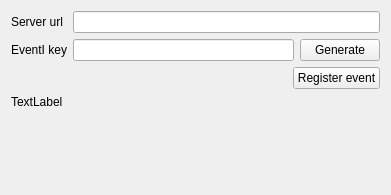
Quick-Event/quickbox, file quickevent/app/quickevent/plugins/Event/src/services/qx/qxclientservicewidget.ui: the form before one commit.
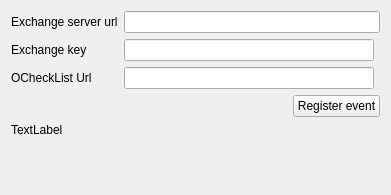
The form after the commit.

What changed in the file:
```diff
--- a/quickevent/app/quickevent/plugins/Event/src/services/qx/qxclientservicewidget.ui
+++ b/quickevent/app/quickevent/plugins/Event/src/services/qx/qxclientservicewidget.ui
@@ -16,10 +16,27 @@
   <layout class="QVBoxLayout" name="verticalLayout">
    <item>
     <layout class="QGridLayout" name="gridLayout">
+     <item row="2" column="0">
+      <widget class="QLabel" name="label_3">
+       <property name="toolTip">
+        <string>Fill this url into HTTP POST synchonization method in O-CheckList</string>
+       </property>
+       <property name="text">
+        <string>OCheckList Url</string>
+       </property>
+      </widget>
+     </item>
+     <item row="2" column="1">
+      <widget class="QLineEdit" name="edOChecklistUrl">
+       <property name="readOnly">
+        <bool>true</bool>
+       </property>
+      </widget>
+     </item>
      <item row="0" column="0">
       <widget class="QLabel" name="label_2">
        <property name="text">
-        <string>Server url</string>
+        <string>Exchange server url</string>
        </property>
       </widget>
      </item>
@@ -27,9 +44,12 @@
       <widget class="QLineEdit" name="edServerUrl"/>
      </item>
      <item row="1" column="0">
-      <widget class="QLabel" name="label_3">
+      <widget class="QLabel" name="label_4">
+       <property name="toolTip">
+        <string>Fill this url into HTTP POST synchonization method in O-CheckList</string>
+       </property>
        <property name="text">
-        <string>EventI key</string>
+        <string>Exchange key</string>
        </property>
       </widget>
      </item>
@@ -40,13 +60,6 @@
        </property>
       </widget>
      </item>
-     <item row="1" column="2">
-      <widget class="QPushButton" name="btGenerateApiKey">
-       <property name="text">
-        <string>Generate</string>
-       </property>
-      </widget>
-     </item>
     </layout>
    </item>
    <item>
```
Left out of the diff: 6 changed lines with no effect on the pictures.
